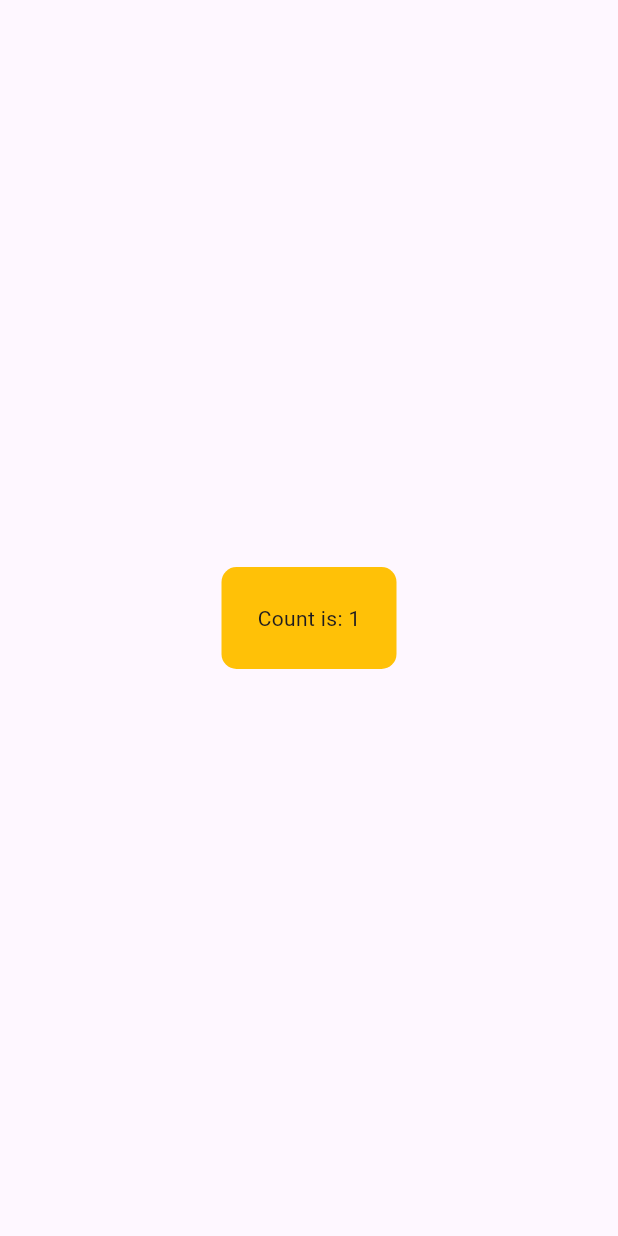
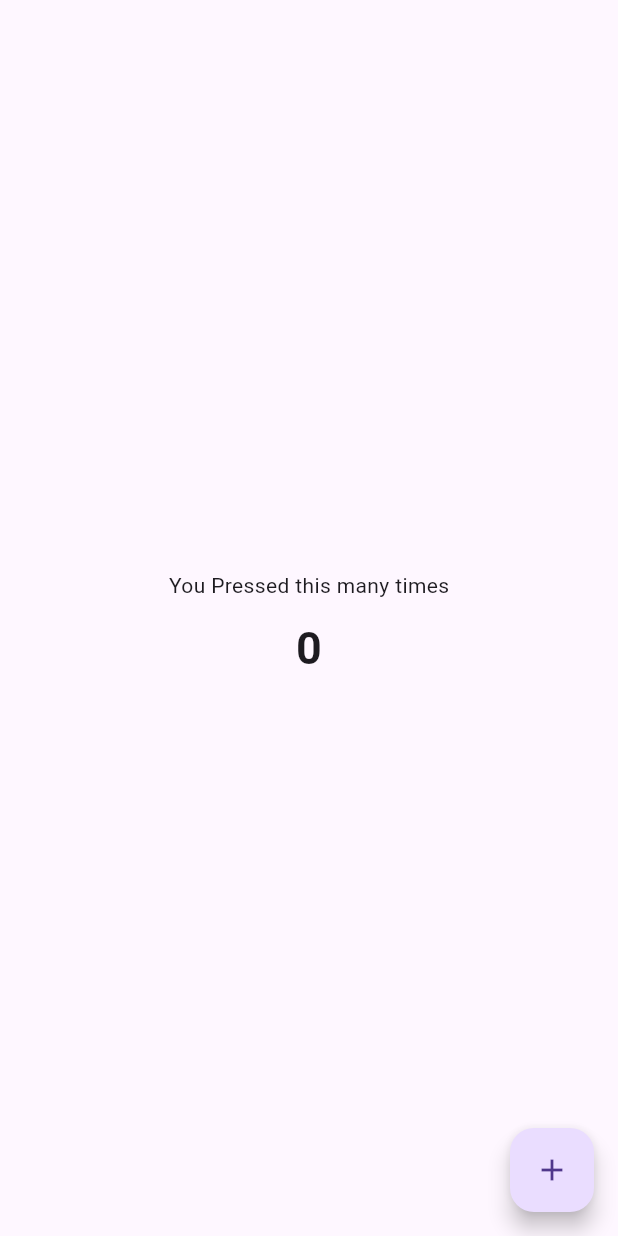
Before and after one commit to lxmwaniky/to_do_app, a Flutter app: the screen it shows after launch, on a phone screen of 412 x 824 dp. Run offline on Flutter 3.47's test engine with Material 3 defaults, Android fonts, the phone set to English and light mode, and no system bars.

Commit message:
Update count logic and UI in HomePage

```diff
--- a/lib/main.dart
+++ b/lib/main.dart
@@ -1,17 +1,17 @@
 import 'package:flutter/material.dart';
 
 void main() {
-  runApp(MyApp());
+    runApp(const MyApp());
   }
 
   class MyApp extends StatelessWidget {
-  const MyApp({super.key});
+    const MyApp({Key? key});
 
     @override
     Widget build(BuildContext context) {
       return MaterialApp(
         debugShowCheckedModeBanner: false,
-      home: HomePage(),
+        home: const HomePage(),
       );
     }
   }
@@ -25,23 +25,30 @@ class HomePage extends StatefulWidget {
 
 class _HomePageState extends State<HomePage> {
 
-  final int _count = 1;
+  int _count = 0;
 
-
+  void _increment() {
+    setState(() {
+      _count++;
+    });
+  }
 
   @override
   Widget build(BuildContext context) {
     return Scaffold(
       body: Center(
-        child: Container(
-          padding: EdgeInsets.all(24),
-          decoration: BoxDecoration(
-            color: Colors.amber,
-            borderRadius: BorderRadius.circular(10),
+        child: Column(
+          mainAxisAlignment: MainAxisAlignment.center,
+          children: [
+            Container(
+              padding: const EdgeInsets.all(10),
+              child: const Text('You Pressed this many times'),
             ),
-          child: Text('Count is: $_count'),
+            Text(_count.toString(), style: const TextStyle(fontWeight: FontWeight.bold, fontSize: 30),)
+          ],
         ),
       ),
+      floatingActionButton: FloatingActionButton(onPressed: () => _increment , child: const Icon(Icons.add),),
     );
   }
 }
```
Lines whose indentation alone changed are shown as unchanged.
